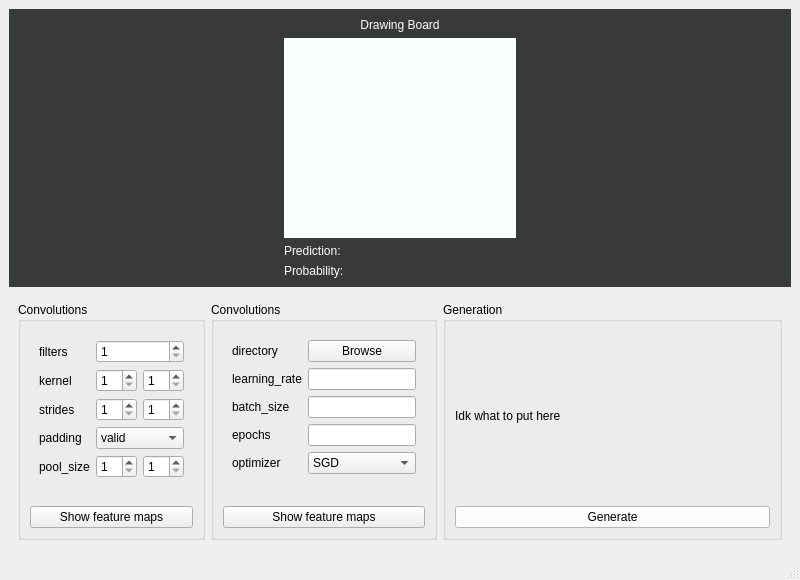
Qt form mainwindow.ui (temujin-lampasa/classifier_GUI) before a commit.
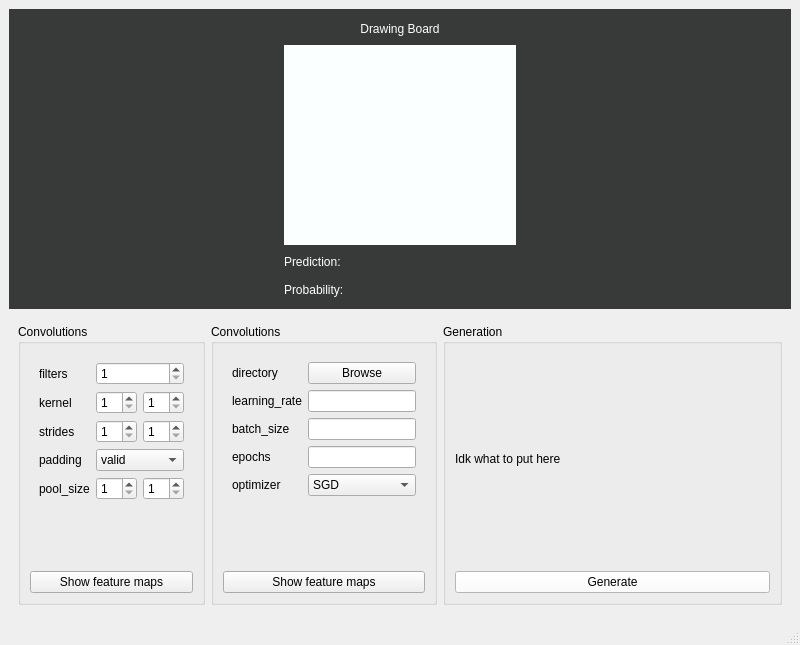
The same form after that commit.

Commit message: Increase window height to 645px

Patch:
```diff
--- a/mainwindow.ui
+++ b/mainwindow.ui
@@ -7,7 +7,7 @@
     <x>0</x>
     <y>0</y>
     <width>800</width>
-    <height>580</height>
+    <height>645</height>
    </rect>
   </property>
   <property name="sizePolicy">
@@ -19,13 +19,13 @@
   <property name="minimumSize">
    <size>
     <width>800</width>
-    <height>580</height>
+    <height>645</height>
    </size>
   </property>
   <property name="maximumSize">
    <size>
     <width>800</width>
-    <height>580</height>
+    <height>645</height>
    </size>
   </property>
   <property name="windowTitle">
```
The commit also changes 1 other file.
